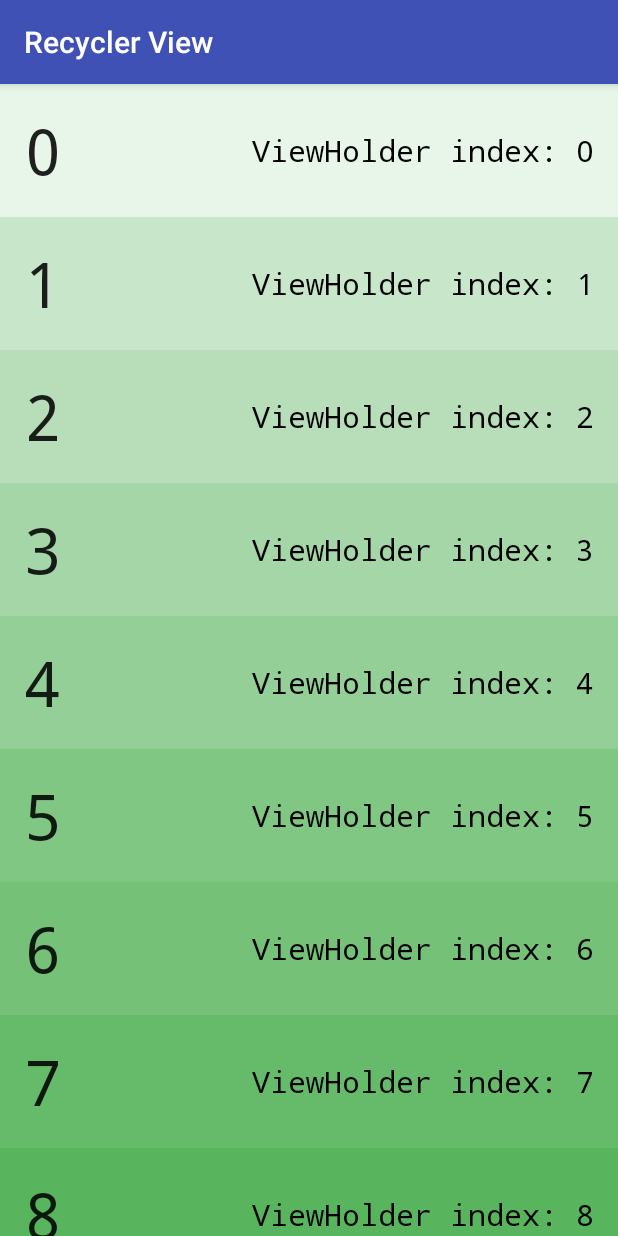
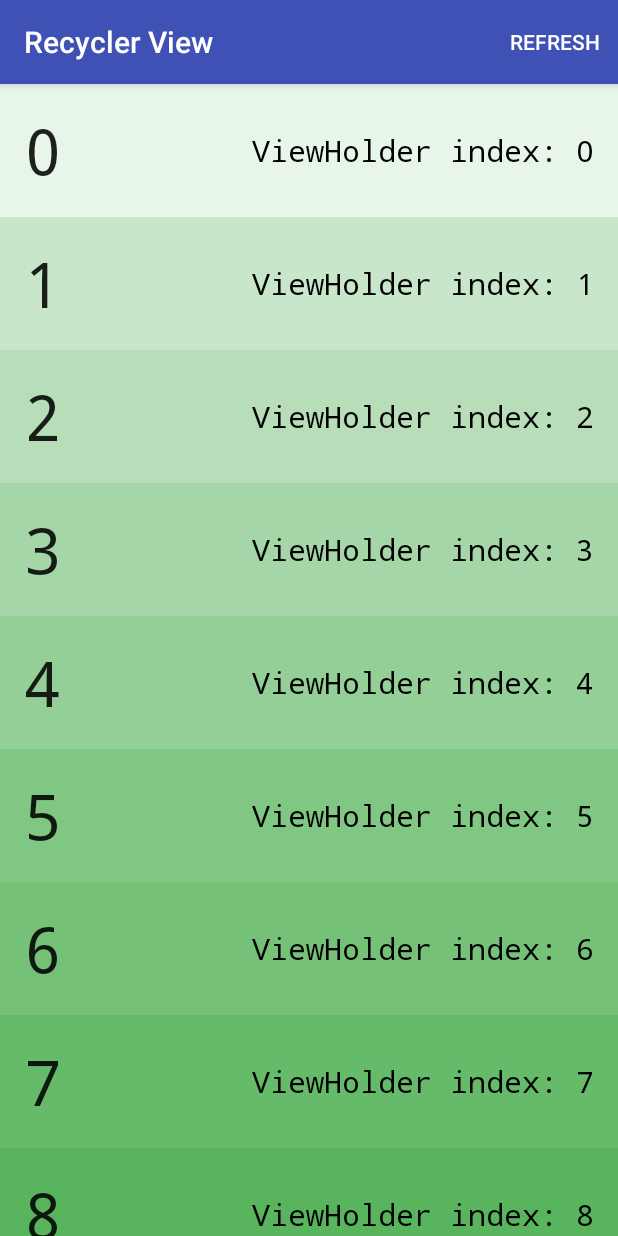
Before and after one commit to burningdzire/Android-Advance, an Android app: the screen it shows after launch (MainActivity), on a phone screen of 412 x 824 dp. Run offline under Robolectric (Android 15) with nearby library versions, the phone set to English and light mode, and no system bars.

Commit message:
T03.06-RefreshMenuButton

```diff
--- a/UnderstandingRecyclerView/app/src/main/java/io/github/burningdzire/understandingrecyclerview/GreenAdapter.java
+++ b/UnderstandingRecyclerView/app/src/main/java/io/github/burningdzire/understandingrecyclerview/GreenAdapter.java
@@ -13,15 +13,75 @@ public class GreenAdapter extends RecyclerView.Adapter<GreenAdapter.NumberViewHo
 
     private static final String TAG = GreenAdapter.class.getSimpleName();
 
+    /*
+     * The number of ViewHolders that have been created. Typically, you can figure out how many
+     * there should be by determining how many list items fit on your screen at once and add 2 to 4
+     * to that number. That isn't the exact formula, but will give you an idea of how many
+     * ViewHolders have been created to display any given RecyclerView.
+     *
+     * Here's some ASCII art to hopefully help you understand:
+     *
+     *    ViewHolders on screen:
+     *
+     *        *-----------------------------*
+     *        |         ViewHolder index: 0 |
+     *        *-----------------------------*
+     *        |         ViewHolder index: 1 |
+     *        *-----------------------------*
+     *        |         ViewHolder index: 2 |
+     *        *-----------------------------*
+     *        |         ViewHolder index: 3 |
+     *        *-----------------------------*
+     *        |         ViewHolder index: 4 |
+     *        *-----------------------------*
+     *        |         ViewHolder index: 5 |
+     *        *-----------------------------*
+     *        |         ViewHolder index: 6 |
+     *        *-----------------------------*
+     *        |         ViewHolder index: 7 |
+     *        *-----------------------------*
+     *
+     *    Extra ViewHolders (off screen)
+     *
+     *        *-----------------------------*
+     *        |         ViewHolder index: 8 |
+     *        *-----------------------------*
+     *        |         ViewHolder index: 9 |
+     *        *-----------------------------*
+     *        |         ViewHolder index: 10|
+     *        *-----------------------------*
+     *        |         ViewHolder index: 11|
+     *        *-----------------------------*
+     *
+     *    Total number of ViewHolders = 11
+     */
     private static int viewHolderCount;
+
     private int mNumberItems;
 
-
+    /**
+     * Constructor for GreenAdapter that accepts a number of items to display and the specification
+     * for the ListItemClickListener.
+     *
+     * @param numberOfItems Number of items to display in list
+     */
     public GreenAdapter(int numberOfItems) {
         mNumberItems = numberOfItems;
         viewHolderCount = 0;
     }
 
+    /**
+     *
+     * This gets called when each new ViewHolder is created. This happens when the RecyclerView
+     * is laid out. Enough ViewHolders will be created to fill the screen and allow for scrolling.
+     *
+     * @param viewGroup The ViewGroup that these ViewHolders are contained within.
+     * @param viewType  If your RecyclerView has more than one type of item (which ours doesn't) you
+     *                  can use this viewType integer to provide a different layout. See
+     *                  {@link android.support.v7.widget.RecyclerView.Adapter#getItemViewType(int)}
+     *                  for more details.
+     * @return A new NumberViewHolder that holds the View for each list item
+     */
     @Override
     public NumberViewHolder onCreateViewHolder(ViewGroup viewGroup, int viewType) {
         Context context = viewGroup.getContext();
@@ -31,32 +91,63 @@ public class GreenAdapter extends RecyclerView.Adapter<GreenAdapter.NumberViewHo
 
         View view = inflater.inflate(layoutIdForListItem, viewGroup, shouldAttachToParentImmediately);
         NumberViewHolder viewHolder = new NumberViewHolder(view);
+
         viewHolder.viewHolderIndex.setText("ViewHolder index: " + viewHolderCount);
 
-        int backgroundColor = ColorUtils.getViewHolderBackgroundColorFromInstance(context,viewHolderCount);
-        viewHolder.itemView.setBackgroundColor(backgroundColor);
+        int backgroundColorForViewHolder = ColorUtils
+                .getViewHolderBackgroundColorFromInstance(context, viewHolderCount);
+        viewHolder.itemView.setBackgroundColor(backgroundColorForViewHolder);
+
         viewHolderCount++;
-        Log.d(TAG, "#" + viewHolderCount);
-
+        Log.d(TAG, "onCreateViewHolder: number of ViewHolders created: "
+                + viewHolderCount);
         return viewHolder;
     }
 
+    /**
+     * OnBindViewHolder is called by the RecyclerView to display the data at the specified
+     * position. In this method, we update the contents of the ViewHolder to display the correct
+     * indices in the list for this particular position, using the "position" argument that is conveniently
+     * passed into us.
+     *
+     * @param holder   The ViewHolder which should be updated to represent the contents of the
+     *                 item at the given position in the data set.
+     * @param position The position of the item within the adapter's data set.
+     */
     @Override
     public void onBindViewHolder(NumberViewHolder holder, int position) {
         Log.d(TAG, "#" + position);
         holder.bind(position);
     }
 
+    /**
+     * This method simply returns the number of items to display. It is used behind the scenes
+     * to help layout our Views and for animations.
+     *
+     * @return The number of items available in our forecast
+     */
     @Override
     public int getItemCount() {
         return mNumberItems;
     }
 
+    /**
+     * Cache of the children views for a list item.
+     */
     class NumberViewHolder extends RecyclerView.ViewHolder {
 
+        // Will display the position in the list, ie 0 through getItemCount() - 1
         TextView listItemNumberView;
+        // Will display which ViewHolder is displaying this data
         TextView viewHolderIndex;
 
+        /**
+         * Constructor for our ViewHolder. Within this constructor, we get a reference to our
+         * TextViews and set an onClickListener to listen for clicks. Those will be handled in the
+         * onClick method below.
+         * @param itemView The View that you inflated in
+         *                 {@link GreenAdapter#onCreateViewHolder(ViewGroup, int)}
+         */
         public NumberViewHolder(View itemView) {
             super(itemView);
 
@@ -64,6 +155,11 @@ public class GreenAdapter extends RecyclerView.Adapter<GreenAdapter.NumberViewHo
             viewHolderIndex = (TextView) itemView.findViewById(R.id.tv_view_holder_instance);
         }
 
+        /**
+         * A method we wrote for convenience. This method will take an integer as input and
+         * use that integer to display the appropriate text within a list item.
+         * @param listIndex Position of the item in the list
+         */
         void bind(int listIndex) {
             listItemNumberView.setText(String.valueOf(listIndex));
         }
--- a/UnderstandingRecyclerView/app/src/main/java/io/github/burningdzire/understandingrecyclerview/MainActivity.java
+++ b/UnderstandingRecyclerView/app/src/main/java/io/github/burningdzire/understandingrecyclerview/MainActivity.java
@@ -4,28 +4,55 @@ import android.support.v7.app.AppCompatActivity;
 import android.os.Bundle;
 import android.support.v7.widget.LinearLayoutManager;
 import android.support.v7.widget.RecyclerView;
+import android.view.Menu;
+import android.view.MenuInflater;
+import android.view.MenuItem;
 import android.widget.LinearLayout;
 
 public class MainActivity extends AppCompatActivity {
 
     private static final int NUM_LIST_ITEMS = 100;
 
-    GreenAdapter mAdapter;
-    RecyclerView mNumberList;
+    private GreenAdapter mAdapter;
+    private RecyclerView mNumbersList;
 
     @Override
     protected void onCreate(Bundle savedInstanceState) {
         super.onCreate(savedInstanceState);
         setContentView(R.layout.activity_main);
 
-        mNumberList = (RecyclerView) findViewById(R.id.rv_numbers);
+
+        mNumbersList = (RecyclerView) findViewById(R.id.rv_numbers);
+
 
         LinearLayoutManager layoutManager = new LinearLayoutManager(this);
-        mNumberList.setLayoutManager(layoutManager);
+        mNumbersList.setLayoutManager(layoutManager);
 
-        mNumberList.setHasFixedSize(true);
+
+        mNumbersList.setHasFixedSize(true);
+
 
         mAdapter = new GreenAdapter(NUM_LIST_ITEMS);
-        mNumberList.setAdapter(mAdapter);
+        mNumbersList.setAdapter(mAdapter);
     }
+
+    @Override
+    public boolean onCreateOptionsMenu(Menu menu) {
+        getMenuInflater().inflate(R.menu.main, menu);
+        return true;
+    }
+
+    @Override
+    public boolean onOptionsItemSelected(MenuItem item) {
+        int id = item.getItemId();
+        switch (id)
+        {
+            case R.id.action_refresh:
+                mAdapter = new GreenAdapter(NUM_LIST_ITEMS);
+                mNumbersList.setAdapter(mAdapter);
+                return true;
+        }
+        return super.onOptionsItemSelected(item);
+    }
+
 }
--- /dev/null
+++ b/UnderstandingRecyclerView/app/src/main/res/menu/main.xml
@@ -0,0 +1,8 @@
+<?xml version="1.0" encoding="utf-8"?>
+<menu xmlns:android="http://schemas.android.com/apk/res/android"
+    xmlns:app="http://schemas.android.com/apk/res-auto">
+    <item android:id="@+id/action_refresh"
+        android:title="@string/menu_title"
+        android:orderInCategory="1"
+        app:showAsAction="ifRoom"/>
+</menu>
--- a/UnderstandingRecyclerView/app/src/main/res/values/strings.xml
+++ b/UnderstandingRecyclerView/app/src/main/res/values/strings.xml
@@ -1,3 +1,4 @@
 <resources>
     <string name="app_name">Recycler View</string>
+    <string name="menu_title">Refresh</string>
 </resources>
```
